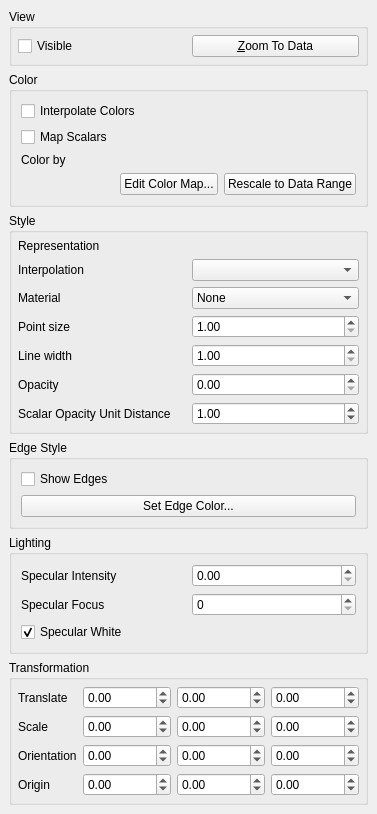
This is Qt/Components/Resources/UI/pqDisplayProxyEditor.ui in wildmichael/ParaView3-enhancements-old as Qt 5 draws it before an edit. The edited form follows.
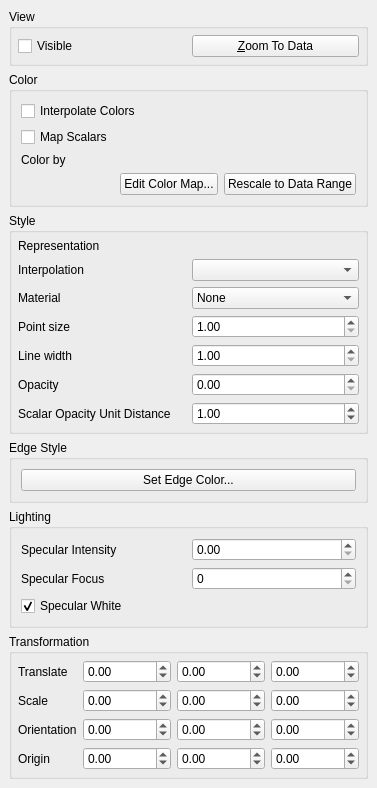
This is the edited form. Custom widgets are drawn as their Qt base class.

Commit message: ENH: Fixed BUG #4626. Added new representation style "Surface with Edges".

Diff of the .ui file:
```diff
--- a/Qt/Components/Resources/UI/pqDisplayProxyEditor.ui
+++ b/Qt/Components/Resources/UI/pqDisplayProxyEditor.ui
@@ -797,7 +797,7 @@
       <property name="spacing" >
        <number>6</number>
       </property>
-      <item row="1" column="0" >
+      <item row="0" column="0" >
        <widget class="pqColorChooserButton" name="EdgeColor" >
         <property name="enabled" >
          <bool>true</bool>
@@ -818,16 +818,6 @@
         </property>
        </widget>
       </item>
-      <item row="0" column="0" >
-       <widget class="QCheckBox" name="EdgeVisibility" >
-        <property name="toolTip" >
-         <string>&lt;html>Show edges on the surface&lt;/html></string>
-        </property>
-        <property name="text" >
-         <string>Show Edges</string>
-        </property>
-       </widget>
-      </item>
      </layout>
     </widget>
    </item>
```
The commit also changes 6 other files.
